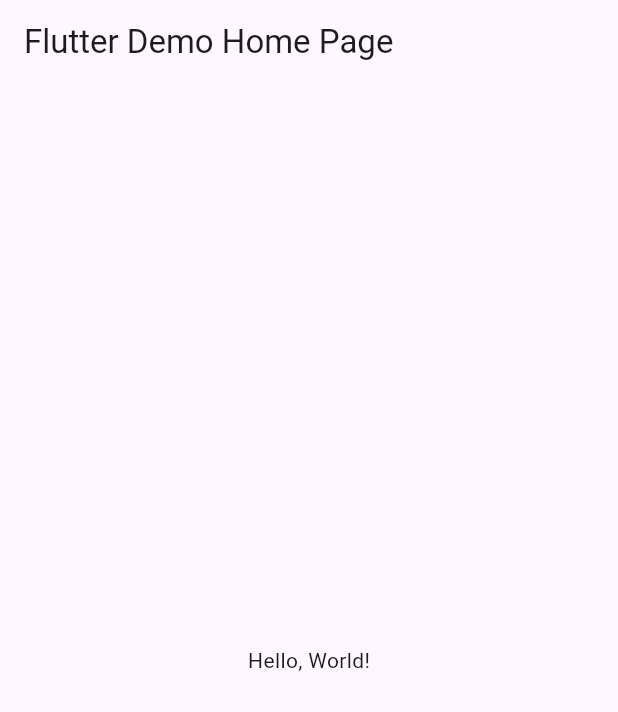
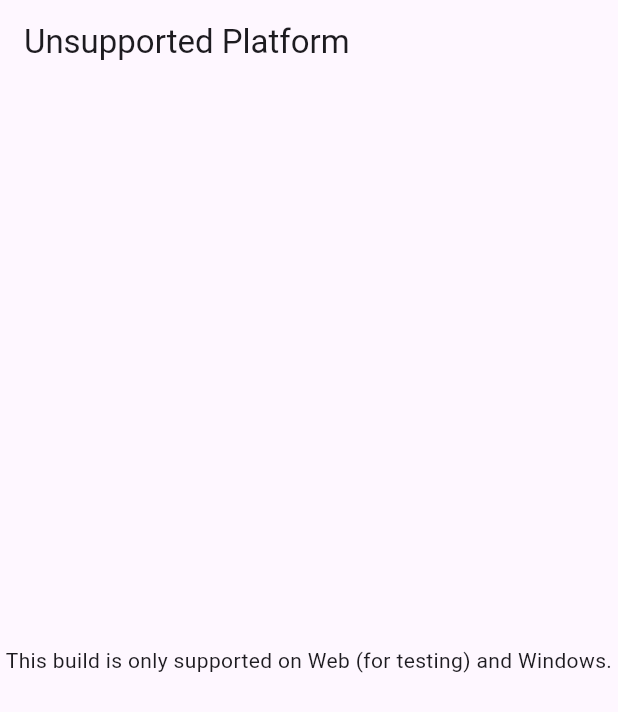
Before and after one commit to srikanthu/qr_verifier_windows, a Flutter app: the screen it shows after launch, on a phone screen of 412 x 824 dp. Shown: the top 712 px of the screen. Run offline on Flutter 3.47's test engine with Material 3 defaults, Android fonts, the phone set to English and light mode, and no system bars.

Commit message:
Refactor main app structure and platform handling
Refactor main function and update app title. Replace MyHomePage with PlatformSelector to handle different platforms.

```diff
--- a/lib/main.dart
+++ b/lib/main.dart
@@ -1,41 +1,40 @@
+import 'dart:io';
+import 'package:flutter/foundation.dart';
 import 'package:flutter/material.dart';
+import 'screens/scanner_web.dart';
+import 'screens/scanner_windows.dart';
 
-void main() => runApp(MyApp());
+void main() {
+  runApp(const MyApp());
+}
 
 class MyApp extends StatelessWidget {
   const MyApp({super.key});
-  // This widget is the root of your application.
+
   @override
   Widget build(BuildContext context) {
     return MaterialApp(
-      // Application name
-      title: 'Flutter Hello World',
-      // Application theme data, you can set the colors for the application as
-      // you want
-      theme: ThemeData(
-        // useMaterial3: false,
-        primarySwatch: Colors.blue,
-      ),
-      // A widget which will be started on application startup
-      home: MyHomePage(title: 'Flutter Demo Home Page'),
+      title: 'SecureQR Verifier',
+      debugShowCheckedModeBanner: false,
+      theme: ThemeData(primarySwatch: Colors.blue),
+      home: const PlatformSelector(),
     );
   }
 }
 
-class MyHomePage extends StatelessWidget {
-  final String title;
-  const MyHomePage({super.key, required this.title});
+class PlatformSelector extends StatelessWidget {
+  const PlatformSelector({super.key});
 
   @override
   Widget build(BuildContext context) {
+    if (kIsWeb) return const WebQRScanner();
+    if (Platform.isWindows) return const WindowsQRScanner();
     return Scaffold(
-      appBar: AppBar(
-        // The title text which will be shown on the action bar
-        title: Text(title),
-      ),
-      body: Center(
+      appBar: AppBar(title: const Text('Unsupported Platform')),
+      body: const Center(
         child: Text(
-          'Hello, World!',
+          'This build is only supported on Web (for testing) and Windows.',
+          textAlign: TextAlign.center,
         ),
       ),
     );
```
